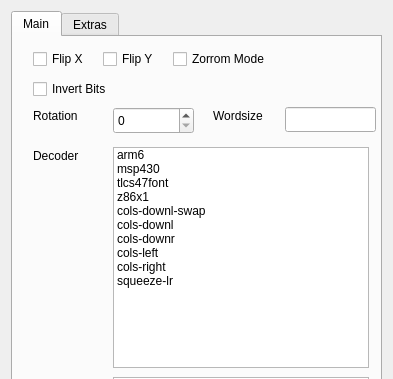
First picture: the form in romdecodedialog.ui, repository travisgoodspeed/maskromtool, before the edit; both pictures show x 0 to 393 and y 0 to 379 of the 393 by 553 pixel window.
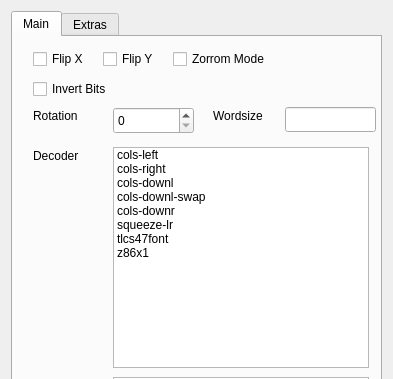
Second picture: the form after the edit.

Commit message: Revise the ROM decoder types.

What changed in the file:
```diff
--- a/romdecodedialog.ui
+++ b/romdecodedialog.ui
@@ -113,41 +113,6 @@
          <height>221</height>
         </rect>
        </property>
-       <item>
-        <property name="text">
-         <string>arm6</string>
-        </property>
-       </item>
-       <item>
-        <property name="text">
-         <string>msp430</string>
-        </property>
-       </item>
-       <item>
-        <property name="text">
-         <string>tlcs47font</string>
-        </property>
-       </item>
-       <item>
-        <property name="text">
-         <string>z86x1</string>
-        </property>
-       </item>
-       <item>
-        <property name="text">
-         <string>cols-downl-swap</string>
-        </property>
-       </item>
-       <item>
-        <property name="text">
-         <string>cols-downl</string>
-        </property>
-       </item>
-       <item>
-        <property name="text">
-         <string>cols-downr</string>
-        </property>
-       </item>
        <item>
         <property name="text">
          <string>cols-left</string>
@@ -158,11 +123,36 @@
          <string>cols-right</string>
         </property>
        </item>
+       <item>
+        <property name="text">
+         <string>cols-downl</string>
+        </property>
+       </item>
+       <item>
+        <property name="text">
+         <string>cols-downl-swap</string>
+        </property>
+       </item>
+       <item>
+        <property name="text">
+         <string>cols-downr</string>
+        </property>
+       </item>
        <item>
         <property name="text">
          <string>squeeze-lr</string>
         </property>
        </item>
+       <item>
+        <property name="text">
+         <string>tlcs47font</string>
+        </property>
+       </item>
+       <item>
+        <property name="text">
+         <string>z86x1</string>
+        </property>
+       </item>
       </widget>
       <widget class="QCheckBox" name="checkZorrom">
        <property name="geometry">
```
